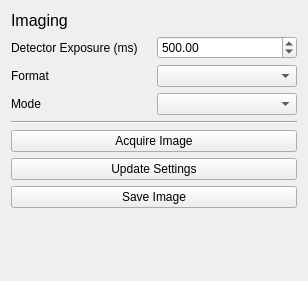
Before: the Qt Designer form openclem/ui/qt/CLEMImageWidget.ui in DeMarcoLab/openCLEM, drawn with Qt 5.
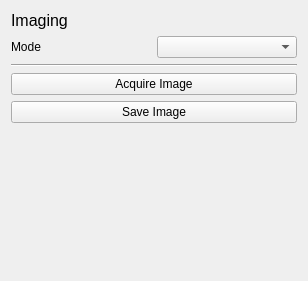
After: the same form once the commit is applied.

Commit message: rm image_format

```diff
--- a/openclem/ui/qt/CLEMImageWidget.ui
+++ b/openclem/ui/qt/CLEMImageWidget.ui
@@ -14,21 +14,31 @@
    <string>Form</string>
   </property>
   <layout class="QGridLayout" name="gridLayout">
-   <item row="3" column="0">
+   <item row="5" column="0" colspan="2">
+    <widget class="QPushButton" name="pushButton_save_image">
+     <property name="text">
+      <string>Save Image</string>
+     </property>
+    </widget>
+   </item>
+   <item row="4" column="0" colspan="2">
+    <widget class="QPushButton" name="pushButton_acquire_image">
+     <property name="text">
+      <string>Acquire Image</string>
+     </property>
+    </widget>
+   </item>
+   <item row="1" column="1">
+    <widget class="QComboBox" name="comboBox_imaging_mode"/>
+   </item>
+   <item row="1" column="0">
     <widget class="QLabel" name="label_imaging_mode">
      <property name="text">
       <string>Mode</string>
      </property>
     </widget>
    </item>
-   <item row="2" column="0">
-    <widget class="QLabel" name="label_imaging_format">
-     <property name="text">
-      <string>Format</string>
-     </property>
-    </widget>
-   </item>
-   <item row="9" column="0" colspan="2">
+   <item row="6" column="0" colspan="2">
     <spacer name="verticalSpacer">
      <property name="orientation">
       <enum>Qt::Vertical</enum>
@@ -41,49 +51,10 @@
      </property>
     </spacer>
    </item>
-   <item row="3" column="1">
-    <widget class="QComboBox" name="comboBox_imaging_mode"/>
-   </item>
-   <item row="7" column="0" colspan="2">
-    <widget class="QPushButton" name="pushButton_update_settings">
-     <property name="text">
-      <string>Update Settings</string>
-     </property>
-    </widget>
-   </item>
-   <item row="2" column="1">
-    <widget class="QComboBox" name="comboBox_imaging_format"/>
-   </item>
-   <item row="1" column="1">
-    <widget class="QDoubleSpinBox" name="doubleSpinBox_exposure">
-     <property name="decimals">
-      <number>2</number>
-     </property>
-     <property name="minimum">
-      <double>0.010000000000000</double>
-     </property>
-     <property name="maximum">
-      <double>10000000.000000000000000</double>
-     </property>
-     <property name="singleStep">
-      <double>0.010000000000000</double>
-     </property>
-     <property name="value">
-      <double>500.000000000000000</double>
-     </property>
-    </widget>
-   </item>
-   <item row="1" column="0">
-    <widget class="QLabel" name="label_exposure">
-     <property name="text">
-      <string>Detector Exposure (ms)</string>
-     </property>
-    </widget>
-   </item>
-   <item row="6" column="0" colspan="2">
-    <widget class="QPushButton" name="pushButton_acquire_image">
-     <property name="text">
-      <string>Acquire Image</string>
+   <item row="3" column="0" colspan="2">
+    <widget class="Line" name="line">
+     <property name="orientation">
+      <enum>Qt::Horizontal</enum>
      </property>
     </widget>
    </item>
@@ -99,20 +70,6 @@
      </property>
     </widget>
    </item>
-   <item row="5" column="0" colspan="2">
-    <widget class="Line" name="line">
-     <property name="orientation">
-      <enum>Qt::Horizontal</enum>
-     </property>
-    </widget>
-   </item>
-   <item row="8" column="0" colspan="2">
-    <widget class="QPushButton" name="pushButton_save_image">
-     <property name="text">
-      <string>Save Image</string>
-     </property>
-    </widget>
-   </item>
   </layout>
  </widget>
  <resources/>
```
The commit also changes 5 other files.
